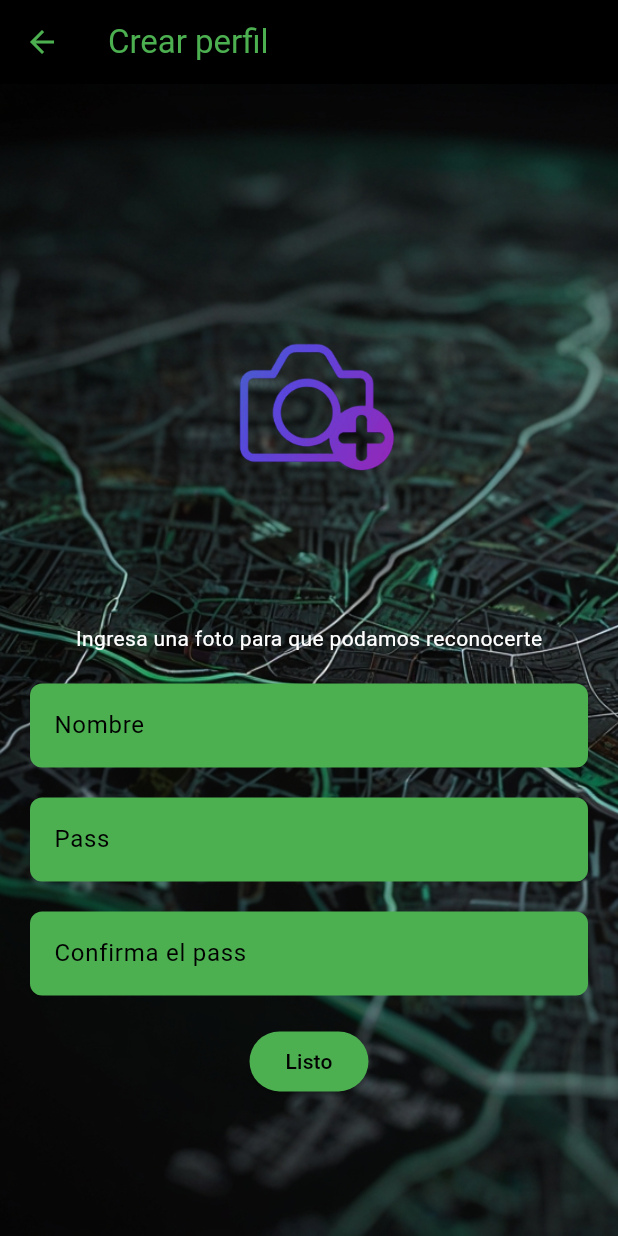
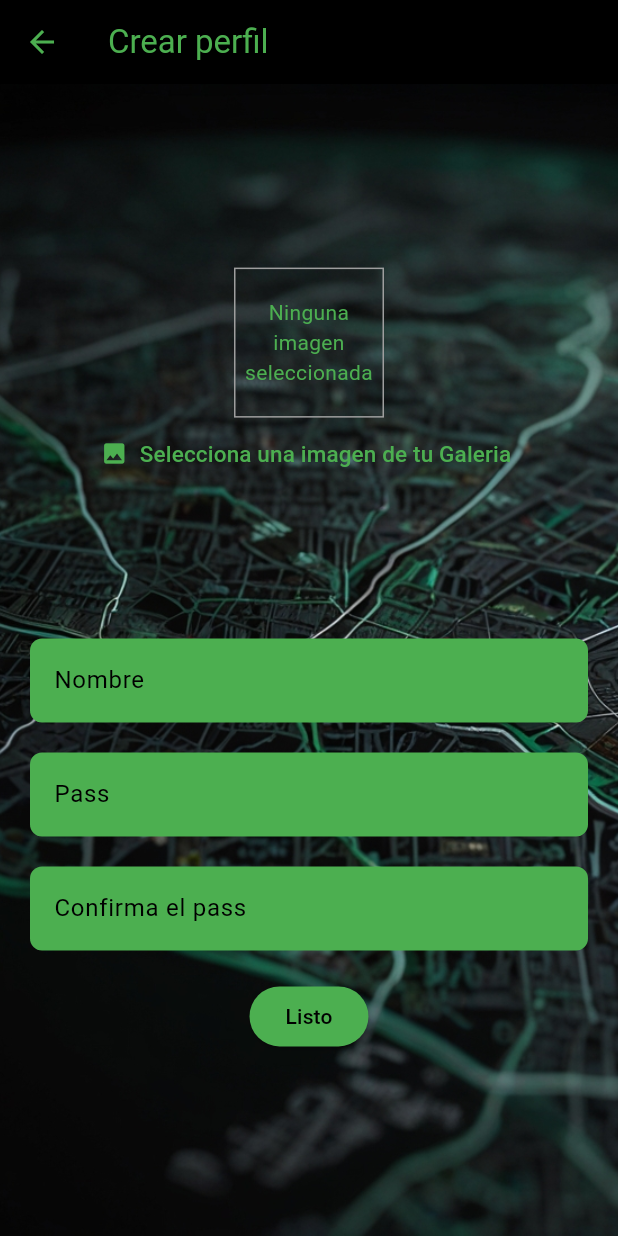
Before and after one commit to German1127/Warded, a Flutter app: the CrearCuenta screen opened directly, on a phone screen of 412 x 824 dp. Run offline on Flutter 3.47's test engine with Material 3 defaults, Android fonts, the phone set to English and light mode, and no system bars; our stand-ins replace bloc, equatable, flutter_bloc, image_picker, qr_flutter; missing offline and left inert: barcode_scan2.

Commit message:
pronta la funcion para subir una imagen

```diff
--- a/lib/botones/boton_crear_cuenta.dart
+++ b/lib/botones/boton_crear_cuenta.dart
@@ -1,4 +1,5 @@
 import 'package:flutter/material.dart';
+import 'package:untitle/crear_cuenta.dart';
 
 class BotonCrearCuenta extends StatelessWidget {
   final String text;
@@ -9,7 +10,10 @@ class BotonCrearCuenta extends StatelessWidget {
   Widget build(BuildContext context) {
     return ElevatedButton(
       onPressed: () {
-        // Aca va la funcion que le des al tocar el boton
+        Navigator.push(
+            context,
+            MaterialPageRoute(builder: (context) => CrearCuenta())
+        );
       },
       style: ButtonStyle(
         backgroundColor: MaterialStateProperty.all<Color>(Colors.green),
--- a/lib/crear_cuenta.dart
+++ b/lib/crear_cuenta.dart
@@ -1,9 +1,72 @@
 import 'package:flutter/material.dart';
+import 'package:image_picker/image_picker.dart';
+import 'dart:io';
 import 'Campos/campo_registro_nombre.dart';
 import 'Campos/campo_registro_pass.dart';
 import 'Campos/campo_registro_confirmar_pass.dart';
 import 'Botones/boton_registro.dart';
 
+class ImageInput extends StatefulWidget {
+  @override
+  _ImageInputState createState() => _ImageInputState();
+}
+
+class _ImageInputState extends State<ImageInput> {
+  File? _storedImage;
+
+  Future<void> _takePicture() async {
+    final ImagePicker _picker = ImagePicker();
+    final XFile? imageFile = await _picker.pickImage(
+      source: ImageSource.gallery,
+      maxWidth: 600,
+    );
+
+    if (imageFile == null) {
+      return;
+    }
+
+    setState(() {
+      _storedImage = File(imageFile.path);
+    });
+
+    // aca pongan el código para subir la imagen a la base de datos
+  }
+
+  @override
+  Widget build(BuildContext context) {
+    return Column(
+      children: <Widget>[
+        Container(
+          width: 100,
+          height: 100,
+          decoration: BoxDecoration(
+            border: Border.all(width: 1, color: Colors.grey),
+          ),
+          child: _storedImage != null
+              ? Image.file(
+            _storedImage!,
+            fit: BoxFit.cover,
+            width: double.infinity,
+          )
+              : Text(
+            'Ninguna imagen seleccionada',
+            textAlign: TextAlign.center,
+            style: TextStyle(color: Colors.green),
+          ),
+          alignment: Alignment.center,
+        ),
+        TextButton.icon(
+          icon: Icon(Icons.image),
+          label: Text('Selecciona una imagen de tu Galeria', style: TextStyle(fontSize: 15)),
+          style: TextButton.styleFrom(
+            foregroundColor: Colors.green,
+          ),
+          onPressed: _takePicture,
+        ),
+      ],
+    );
+  }
+}
 
 class CrearCuenta extends StatelessWidget {
   @override
@@ -41,16 +104,9 @@ class CrearCuenta extends StatelessWidget {
                     children: <Widget>[
                       Container(
                         height: screenSize.height * 0.3,
-                          child: const Image(
-                            image: AssetImage('assets/IconoAgregarFoto.jpg'),
+                        child: ImageInput(),
                       ),
-                        ),
-                        const SizedBox(height: 20.0),
-                        const Text(
-                          'Ingresa una foto para que podamos reconocerte',
-                          style: TextStyle(color: Colors.white),
-                        ),
-                        const SizedBox(height: 20.0),
+                      const SizedBox(height: 0.0),
                       const CampoRegistroNombre(labelText: 'Nombre'),
                       const SizedBox(height: 20.0),
                       const CampoRegistroPass(labelText: 'Pass'),
--- a/lib/main.dart
+++ b/lib/main.dart
@@ -5,6 +5,7 @@ import 'package:untitle/pagina_QR.dart';
 import 'package:untitle/pagina_principal.dart';
 import 'package:untitle/features/mis_grupos/cubic/mis_grupos_cubit.dart';
 import 'package:flutter/services.dart';
+import 'package:untitle/login.dart';
 
 void main() {
   SystemChrome.setSystemUIOverlayStyle(const SystemUiOverlayStyle(
@@ -33,7 +34,7 @@ class WardedAPP extends StatelessWidget {
           ),
         ),
       ),
-      home: PaginaPrincipal(),
+      home: Login(),
     );
   }
 }
--- a/pubspec.yaml
+++ b/pubspec.yaml
@@ -42,7 +42,7 @@ dependencies:
   # The following adds the Cupertino Icons font to your application.
   # Use with the CupertinoIcons class for iOS style icons.
   cupertino_icons: ^1.0.2
-  image_picker: ^0.8.4+4
+  image_picker: ^1.1.2
 
 dev_dependencies:
   flutter_test:
@@ -54,7 +54,7 @@ dev_dependencies:
   # activated in the `analysis_options.yaml` file located at the root of your
   # package. See that file for information about deactivating specific lint
   # rules and activating additional ones.
-  flutter_lints: ^2.0.3
+  flutter_lints: ^4.0.0
 
 # For information on the generic Dart part of this file, see the
 # following page: https://dart.dev/tools/pub/pubspec
```
Also changed, not shown: lib/campos/carga_de_foto.dart (deleted, +0 -43 lines), pubspec.lock. Lines whose indentation alone changed are shown as unchanged.
